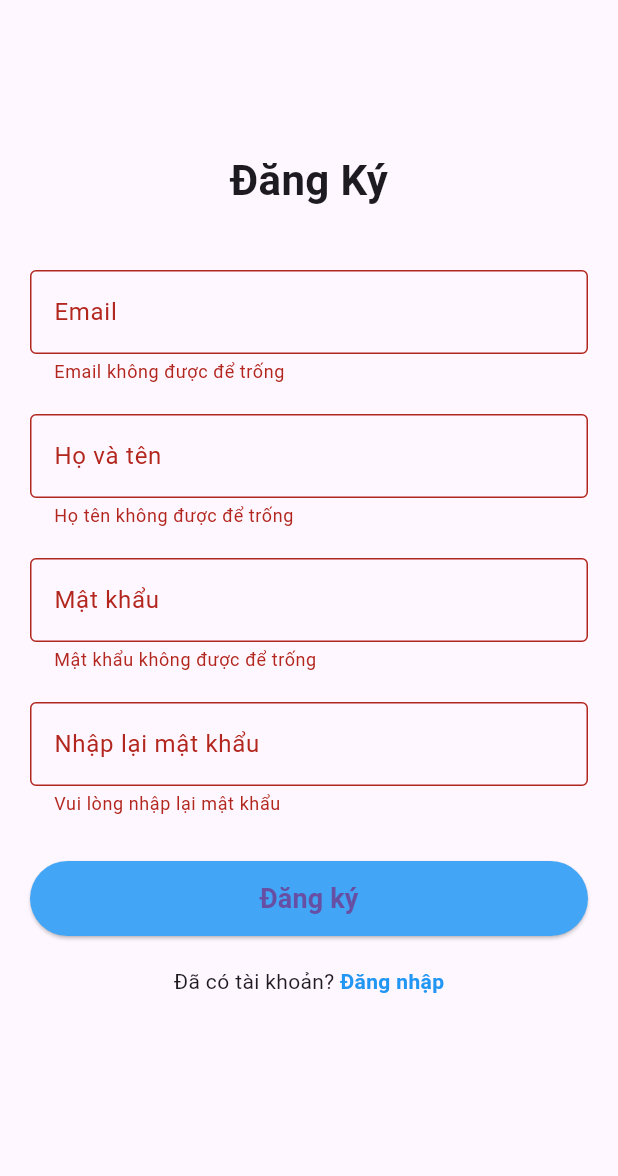
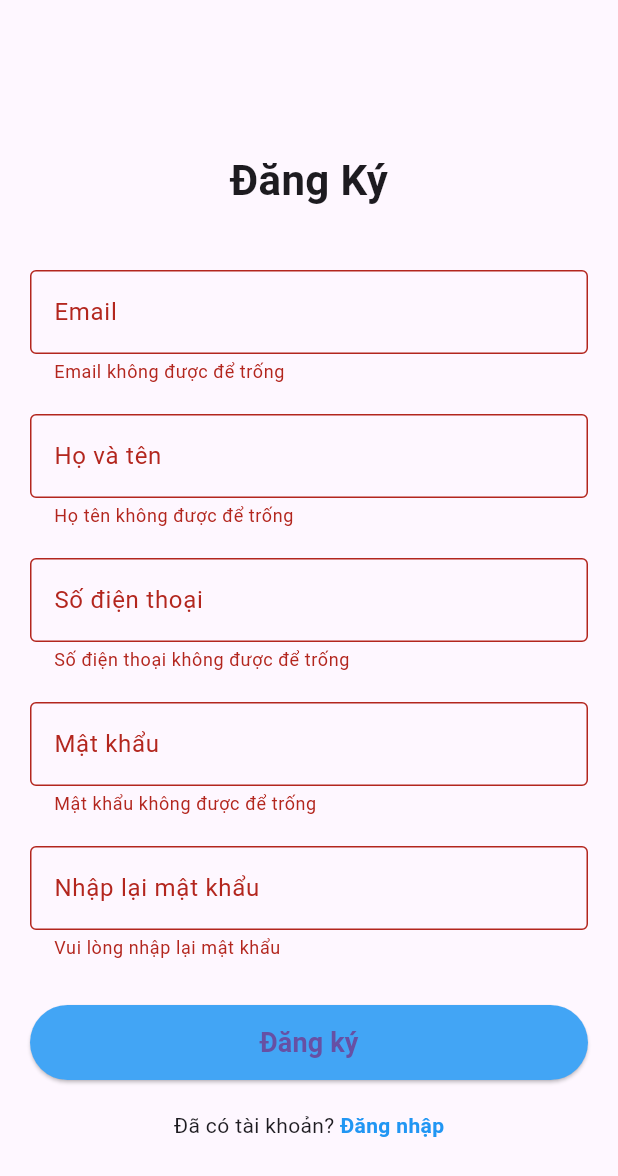
Before and after one commit to sangg05/Ve_tau_dien_Metro_thong_minh, a Flutter app: the RegisterPage screen opened by its route, after a tap on "Đăng ký", on a phone screen of 412 x 824 dp. Shown: the top 1176 px of the screen. Run offline on Flutter 3.47's test engine with Material 3 defaults, Android fonts, the phone set to English and light mode, and no system bars; network calls fail.

Commit message:
giao diện đăng ký

```diff
--- a/frontend/lib/pages/Register_page.dart
+++ b/frontend/lib/pages/Register_page.dart
@@ -14,6 +14,8 @@ class RegisterPage extends StatefulWidget {
 class _RegisterPageState extends State<RegisterPage> {
   final TextEditingController _emailController = TextEditingController();
   final TextEditingController _nameController = TextEditingController();
+  final TextEditingController _phoneController =
+      TextEditingController(); // ✅ Controller số điện thoại
   final TextEditingController _passwordController = TextEditingController();
   final TextEditingController _confirmPasswordController =
       TextEditingController();
@@ -37,6 +39,15 @@ class _RegisterPageState extends State<RegisterPage> {
     return null;
   }
 
+  // Hàm validate số điện thoại
+  String? _validatePhone(String? value) {
+    if (value == null || value.isEmpty)
+      return 'Số điện thoại không được để trống';
+    final phoneRegex = RegExp(r'^(0[0-9]{9})$'); // Ví dụ: 10 số, bắt đầu bằng 0
+    if (!phoneRegex.hasMatch(value)) return 'Số điện thoại không hợp lệ';
+    return null;
+  }
+
   Future<void> _registerUser() async {
     if (!_formKey.currentState!.validate()) return;
 
@@ -44,6 +55,7 @@ class _RegisterPageState extends State<RegisterPage> {
 
     final String email = _emailController.text.trim();
     final String fullName = _nameController.text.trim();
+    final String phone = _phoneController.text.trim();
     final String password = _passwordController.text;
     final String confirmPassword = _confirmPasswordController.text;
 
@@ -61,6 +73,7 @@ class _RegisterPageState extends State<RegisterPage> {
     final Map<String, dynamic> data = {
       'username': email,
       'full_name': fullName,
+      'phone': phone, // ✅ Gửi số điện thoại lên backend
       'password': password,
     };
 
@@ -82,6 +95,7 @@ class _RegisterPageState extends State<RegisterPage> {
         // Clear form
         _emailController.clear();
         _nameController.clear();
+        _phoneController.clear();
         _passwordController.clear();
         _confirmPasswordController.clear();
 
@@ -94,7 +108,6 @@ class _RegisterPageState extends State<RegisterPage> {
         );
       } else {
         String errorMessage = 'Có lỗi xảy ra, vui lòng thử lại';
-        // Nếu backend trả về errors từng field
         if (responseData['errors'] != null) {
           errorMessage = responseData['errors'].values
               .map((e) => e.join(', '))
@@ -122,6 +135,7 @@ class _RegisterPageState extends State<RegisterPage> {
   void dispose() {
     _emailController.dispose();
     _nameController.dispose();
+    _phoneController.dispose();
     _passwordController.dispose();
     _confirmPasswordController.dispose();
     super.dispose();
@@ -160,6 +174,16 @@ class _RegisterPageState extends State<RegisterPage> {
                 validator: (value) => value == null || value.isEmpty
                     ? 'Họ tên không được để trống'
                     : null,
+              ),
+              const SizedBox(height: 20),
+              TextFormField(
+                controller: _phoneController,
+                decoration: const InputDecoration(
+                  labelText: "Số điện thoại",
+                  border: OutlineInputBorder(),
+                ),
+                keyboardType: TextInputType.phone,
+                validator: _validatePhone,
               ),
               const SizedBox(height: 20),
               TextFormField(
@@ -206,7 +230,7 @@ class _RegisterPageState extends State<RegisterPage> {
                         ),
                 ),
               ),
-               const SizedBox(height: 20),
+              const SizedBox(height: 20),
               Row(
                 mainAxisAlignment: MainAxisAlignment.center,
                 children: [
@@ -215,7 +239,9 @@ class _RegisterPageState extends State<RegisterPage> {
                     onTap: () {
                       Navigator.push(
                         context,
-                        MaterialPageRoute(builder: (context) => const LoginPage()),
+                        MaterialPageRoute(
+                          builder: (context) => const LoginPage(),
+                        ),
                       );
                     },
                     child: const Text(
```
